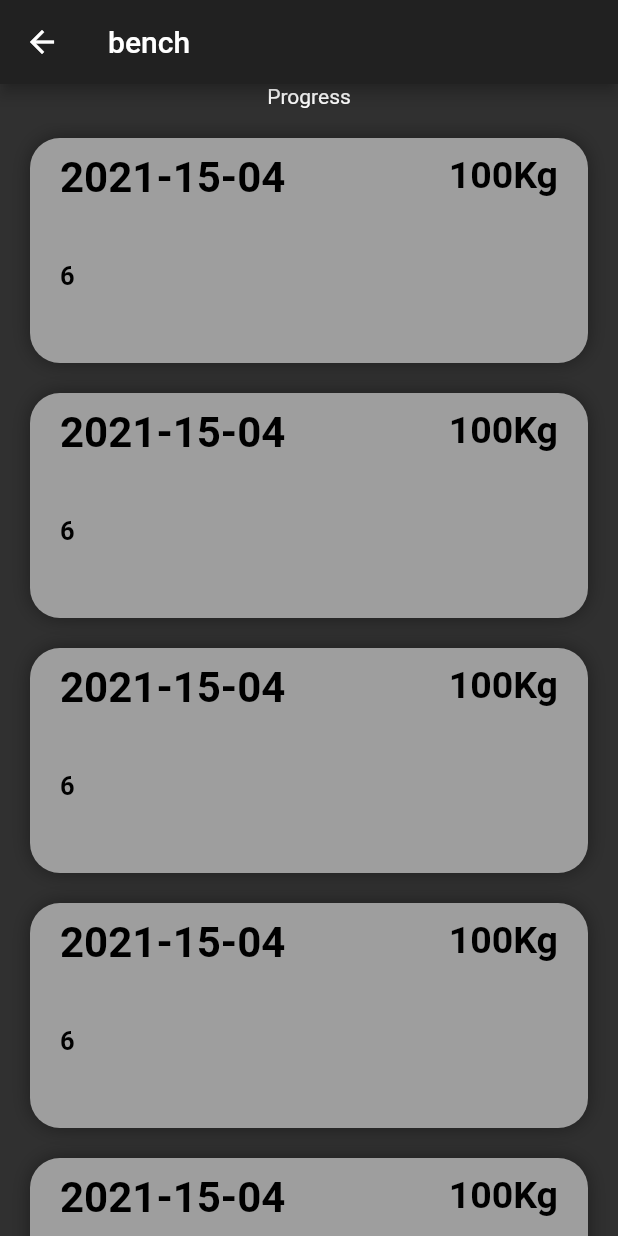
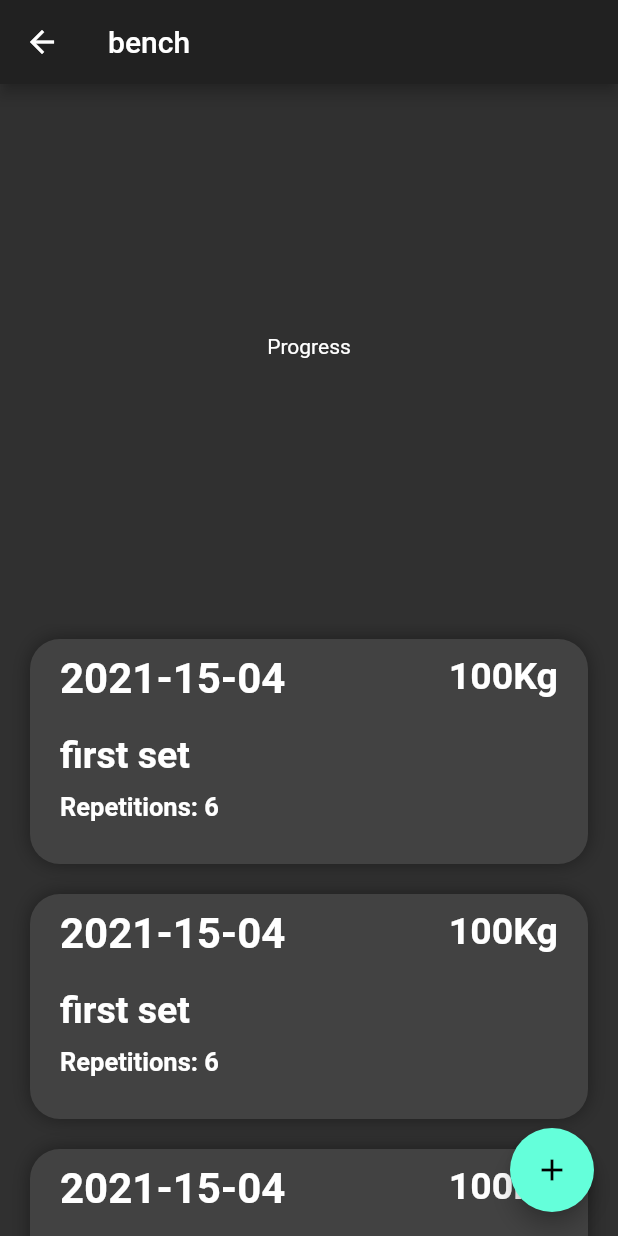
Before and after one commit to CarlHagred/LiftStatus, a Flutter app: the screen it shows after launch, after a tap on "bench", on a phone screen of 412 x 824 dp. Run offline on Flutter 3.47's test engine with Material 2 defaults, Android fonts, the phone set to English and light mode, and no system bars; our stand-ins replace font_awesome_flutter.

Commit message:
scrolllist and button done for the exercise_page

```diff
--- a/lib/components/buttom_button.dart
+++ b/lib/components/buttom_button.dart
@@ -21,7 +21,7 @@ class ButtomButton extends StatelessWidget {
           ),
         ),
         margin: EdgeInsets.only(top: 10),
-        color: Colors.grey,
+        color: Colors.grey[800],
         padding: EdgeInsets.only(bottom: 20),
         height: buttomContainerHeight,
         width: double.infinity,
--- a/lib/exercise_page.dart
+++ b/lib/exercise_page.dart
@@ -1,5 +1,5 @@
 import 'package:flutter/material.dart';
-import 'input_page.dart';
+import 'new_set_page.dart';
 import 'model/sets.dart';
 
 class ExercisePage extends StatefulWidget {
@@ -27,7 +27,7 @@ class _ExercisePageState extends State<ExercisePage> {
           margin: EdgeInsets.symmetric(horizontal: 20, vertical: 10),
           decoration: BoxDecoration(
               borderRadius: BorderRadius.all(Radius.circular(20.0)),
-              color: Colors.grey,
+              color: Colors.grey[800],
               boxShadow: [
                 BoxShadow(color: Colors.black.withAlpha(100), blurRadius: 10.0),
               ]),
@@ -44,21 +44,25 @@ class _ExercisePageState extends State<ExercisePage> {
                       style: TextStyle(
                         fontSize: 28,
                         fontWeight: FontWeight.bold,
-                          color: Colors.black),
+                      ),
+                    ),
+                    SizedBox(
+                      height: 20,
                     ),
                     Text(
                       post["name"],
-                      style: TextStyle(fontSize: 25, color: Colors.grey),
+                      style: TextStyle(
+                        fontSize: 25,
+                        fontWeight: FontWeight.bold,
+                      ),
                     ),
                     SizedBox(
                       height: 10,
                     ),
                     Text(
-                      "${post["reps"]}",
-                      style: TextStyle(
-                          fontSize: 17,
-                          color: Colors.black,
-                          fontWeight: FontWeight.bold),
+                      "Repetitions: ${post["reps"]}",
+                      style:
+                          TextStyle(fontSize: 17, fontWeight: FontWeight.bold),
                     )
                   ],
                 ),
@@ -66,10 +70,7 @@ class _ExercisePageState extends State<ExercisePage> {
                   height: double.infinity,
                   child: Text(
                     "${post["weight"]}Kg",
-                    style: TextStyle(
-                        fontSize: 25,
-                        color: Colors.black,
-                        fontWeight: FontWeight.bold),
+                    style: TextStyle(fontSize: 25, fontWeight: FontWeight.bold),
                   ),
                 )
               ],
@@ -99,8 +100,7 @@ class _ExercisePageState extends State<ExercisePage> {
   Widget build(BuildContext context) {
     final Size size = MediaQuery.of(context).size;
     final double categoryHeight = size.height * 0.30;
-    return SafeArea(
-      child: Scaffold(
+    return Scaffold(
       appBar: AppBar(
         title: Text(widget.title),
       ),
@@ -109,7 +109,8 @@ class _ExercisePageState extends State<ExercisePage> {
         child: Column(
           children: <Widget>[
             Container(
-                child: Text('Progress'),
+              height: 350,
+              child: Center(child: Text('Progress')),
             ),
             SizedBox(
               height: 10,
@@ -143,6 +144,14 @@ class _ExercisePageState extends State<ExercisePage> {
           ],
         ),
       ),
+      floatingActionButton: FloatingActionButton(
+        onPressed: () {
+          Navigator.push(context, MaterialPageRoute(builder: (context) {
+            return InputPage();
+          }));
+        },
+        tooltip: 'newExercise',
+        child: Icon(Icons.add),
       ),
     );
   }
--- a/lib/home_screen.dart
+++ b/lib/home_screen.dart
@@ -41,7 +41,7 @@ class _HomeScreenState extends State<HomeScreenPage> {
                         ),
                       ),
                       style: ElevatedButton.styleFrom(
-                        primary: Colors.grey,
+                        primary: Colors.grey[800],
                       ),
                       onPressed: () {
                         Navigator.push(
--- a/lib/model/sets.dart
+++ b/lib/model/sets.dart
@@ -1,4 +1,52 @@
 var bench = [
+  {
+    "date": "2021-15-04",
+    "name": "first set",
+    "weight": 100,
+    "reps": 6,
+  },
+  {
+    "date": "2021-15-04",
+    "name": "first set",
+    "weight": 100,
+    "reps": 6,
+  },
+  {
+    "date": "2021-15-04",
+    "name": "first set",
+    "weight": 100,
+    "reps": 6,
+  },
+  {
+    "date": "2021-15-04",
+    "name": "first set",
+    "weight": 100,
+    "reps": 6,
+  },
+  {
+    "date": "2021-15-04",
+    "name": "first set",
+    "weight": 100,
+    "reps": 6,
+  },
+  {
+    "date": "2021-15-04",
+    "name": "first set",
+    "weight": 100,
+    "reps": 6,
+  },
+  {
+    "date": "2021-15-04",
+    "name": "first set",
+    "weight": 100,
+    "reps": 6,
+  },
+  {
+    "date": "2021-15-04",
+    "name": "first set",
+    "weight": 100,
+    "reps": 6,
+  },
   {
     "date": "2021-15-04",
     "name": "first set",
--- a/lib/input_page.dart
+++ b/lib/new_set_page.dart
@@ -50,7 +50,7 @@ class _InputPageState extends State<InputPage> {
                     TextField(
                       decoration: InputDecoration(
                           border: OutlineInputBorder(),
-                          hintText: 'Enter a search term'),
+                          hintText: 'Name the set'),
                     ),
                   ],
                 )),
@@ -71,7 +71,7 @@ class _InputPageState extends State<InputPage> {
                     onPressed: () => _selectDate(context),
                     child: Text('Change date'),
                     style: ElevatedButton.styleFrom(
-                      primary: Colors.grey,
+                      primary: Colors.grey[800],
                     ),
                   ),
                 ],
```
Lines whose indentation alone changed are shown as unchanged.
